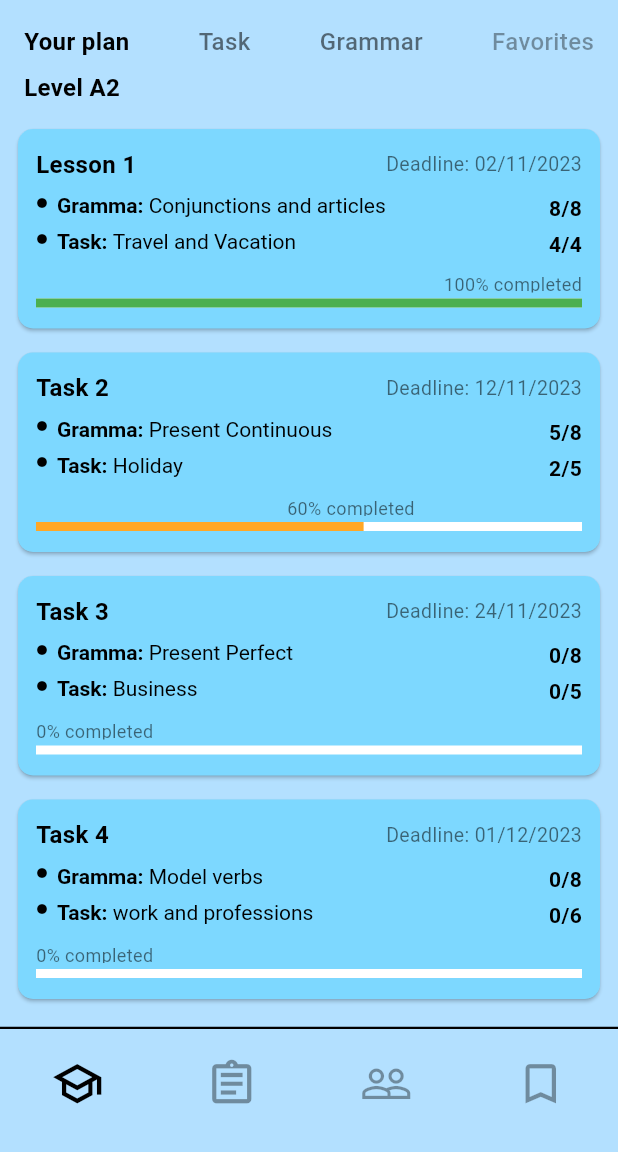
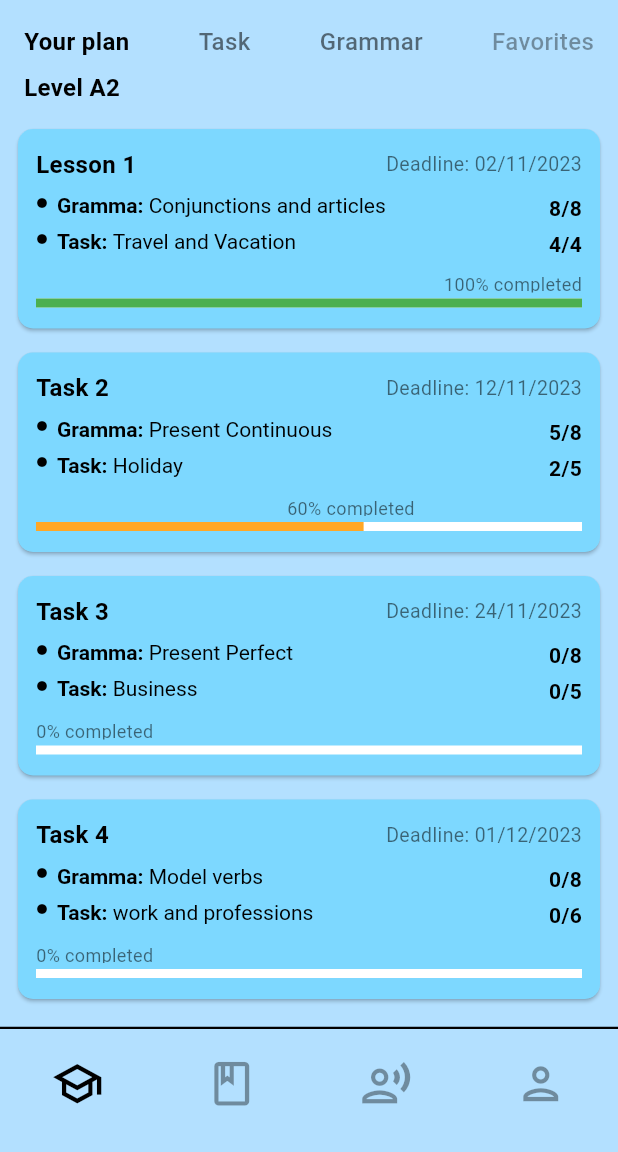
Before and after one commit to Bin-Sophanny/Lab-6.1, a Flutter app: the HomeScreen screen opened directly, on a phone screen of 412 x 824 dp, the part 84-1236 px from its top. Run offline on Flutter 3.47's test engine with Material 3 defaults, Android fonts, the phone set to English and light mode, and no system bars.

Commit message:
add new function

```diff
--- a/lib/components/bottom_navigation.dart
+++ b/lib/components/bottom_navigation.dart
@@ -42,21 +42,21 @@ class CustomBottomNavigationBar extends StatelessWidget {
           BottomNavigationBarItem(
             icon: Padding(
               padding: EdgeInsets.only(top: 12.0),
-              child: Icon(Icons.assignment_outlined),
+              child: Icon(Icons.book_outlined),
             ),
             label: '',
           ),
           BottomNavigationBarItem(
             icon: Padding(
               padding: EdgeInsets.only(top: 12.0),
-              child: Icon(Icons.people_outline),
+              child: Icon(Icons.record_voice_over_outlined),
             ),
             label: '',
           ),
           BottomNavigationBarItem(
             icon: Padding(
               padding: EdgeInsets.only(top: 12.0),
-              child: Icon(Icons.bookmark_border),
+              child: Icon(Icons.person_outlined),
             ),
             label: '',
           ),
--- a/lib/screens/homescreen.dart
+++ b/lib/screens/homescreen.dart
@@ -1,12 +1,47 @@
 import 'package:flutter/material.dart';
-import '../widgets/lesson_card.dart';
 import '../components/search_bar.dart';
-import '../components/tab_bar.dart';
 import '../components/bottom_navigation.dart';
 import '../constants/app_constants.dart';
+import 'your_plan_screen.dart';
+import 'task_screen.dart';
+import 'grammar_screen.dart';
+import 'favorites_screen.dart';
 
-class HomeScreen extends StatelessWidget {
+class HomeScreen extends StatefulWidget {
   const HomeScreen({super.key});
+
+  @override
+  State<HomeScreen> createState() => _HomeScreenState();
+}
+
+class _HomeScreenState extends State<HomeScreen> with SingleTickerProviderStateMixin {
+  late TabController _tabController;
+  int _selectedTabIndex = 0;
+
+  final List<String> _tabs = ['Your plan', 'Task', 'Grammar', 'Favorites'];
+  final List<Widget> _screens = [
+    const YourPlanScreen(),
+    const TaskScreen(),
+    const GrammarScreen(),
+    const FavoritesScreen(),
+  ];
+
+  @override
+  void initState() {
+    super.initState();
+    _tabController = TabController(length: _tabs.length, vsync: this);
+    _tabController.addListener(() {
+      setState(() {
+        _selectedTabIndex = _tabController.index;
+      });
+    });
+  }
+
+  @override
+  void dispose() {
+    _tabController.dispose();
+    super.dispose();
+  }
 
   @override
   Widget build(BuildContext context) {
@@ -17,66 +52,41 @@ class HomeScreen extends StatelessWidget {
           crossAxisAlignment: CrossAxisAlignment.start,
           children: [
             const CustomSearchBar(),
-            const CustomTabBar(
-              tabs: ['Your plan', 'Task', 'Grammar', 'Favorites'],
-              selectedIndex: 0,
+            // Custom Tab Bar
+            Padding(
+              padding: const EdgeInsets.symmetric(horizontal: AppSizes.defaultPadding),
+              child: Row(
+                mainAxisAlignment: MainAxisAlignment.spaceBetween,
+                children: _tabs.asMap().entries.map((entry) {
+                  int index = entry.key;
+                  String tab = entry.value;
+                  bool isSelected = index == _selectedTabIndex;
+
+                  return GestureDetector(
+                    onTap: () {
+                      _tabController.animateTo(index);
+                    },
+                    child: Text(
+                      tab,
+                      style: TextStyle(
+                        fontWeight: isSelected ? FontWeight.bold : FontWeight.w500,
+                        fontSize: 16,
+                        color: isSelected
+                            ? AppColors.textPrimary
+                            : index == _tabs.length - 1
+                                ? AppColors.textTertiary
+                                : AppColors.textSecondary,
+                      ),
+                    ),
+                  );
+                }).toList(),
+              ),
             ),
-            const Padding(
-              padding: EdgeInsets.symmetric(
-                horizontal: AppSizes.defaultPadding,
-                vertical: AppSizes.smallPadding
-              ),
-              child: Text('Level A2', style: AppTextStyles.boldTitle),
-            ),
+            // Tab Content
             Expanded(
-              child: ListView(
-                padding: const EdgeInsets.symmetric(horizontal: AppSizes.cardPadding),
-                children: const [
-                  LessonCard(
-                    title: 'Lesson 1',
-                    deadline: '02/11/2023',
-                    grammar: 'Conjunctions and articles',
-                    grammarProgress: '8/8',
-                    task: 'Travel and Vacation',
-                    taskProgress: '4/4',
-                    percent: 1.0,
-                    percentText: '100% completed',
-                    percentColor: AppColors.progressGreen,
-                  ),
-                  LessonCard(
-                    title: 'Task 2',
-                    deadline: '12/11/2023',
-                    grammar: 'Present Continuous',
-                    grammarProgress: '5/8',
-                    task: 'Holiday',
-                    taskProgress: '2/5',
-                    percent: 0.6,
-                    percentText: '60% completed',
-                    percentColor: AppColors.progressYellow,
-                  ),
-                  LessonCard(
-                    title: 'Task 3',
-                    deadline: '24/11/2023',
-                    grammar: 'Present Perfect',
-                    grammarProgress: '0/8',
-                    task: 'Business',
-                    taskProgress: '0/5',
-                    percent: 0.0,
-                    percentText: '0% completed',
-                    percentColor: AppColors.progressRed,
-                  ),
-                  LessonCard(
-                    title: 'Task 4',
-                    deadline: '01/12/2023',
-                    grammar: 'Model verbs',
-                    grammarProgress: '0/8',
-                    task: 'work and professions',
-                    taskProgress: '0/6',
-                    percent: 0.0,
-                    percentText: '0% completed',
-                    percentColor: AppColors.progressRed,
-                  ),
-                ],
+              child: TabBarView(
+                controller: _tabController,
+                children: _screens,
               ),
             ),
           ],
--- /dev/null
+++ b/lib/screens/your_plan_screen.dart
@@ -0,0 +1,74 @@
+import 'package:flutter/material.dart';
+import '../widgets/lesson_card.dart';
+import '../constants/app_constants.dart';
+
+class YourPlanScreen extends StatelessWidget {
+  const YourPlanScreen({Key? key}) : super(key: key);
+
+  @override
+  Widget build(BuildContext context) {
+    return Column(
+      crossAxisAlignment: CrossAxisAlignment.start,
+      children: [
+        const Padding(
+          padding: EdgeInsets.symmetric(
+            horizontal: AppSizes.defaultPadding,
+            vertical: AppSizes.smallPadding
+          ),
+          child: Text('Level A2', style: AppTextStyles.boldTitle),
+        ),
+        Expanded(
+          child: ListView(
+            padding: const EdgeInsets.symmetric(horizontal: AppSizes.cardPadding),
+            children: [
+              LessonCard(
+                title: 'Lesson 1',
+                deadline: '02/11/2023',
+                grammar: 'Conjunctions and articles',
+                grammarProgress: '8/8',
+                task: 'Travel and Vacation',
+                taskProgress: '4/4',
+                percent: 1.0,
+                percentText: '100% completed',
+                percentColor: AppColors.progressGreen,
+              ),
+              LessonCard(
+                title: 'Task 2',
+                deadline: '12/11/2023',
+                grammar: 'Present Continuous',
+                grammarProgress: '5/8',
+                task: 'Holiday',
+                taskProgress: '2/5',
+                percent: 0.6,
+                percentText: '60% completed',
+                percentColor: AppColors.progressYellow,
+              ),
+              LessonCard(
+                title: 'Task 3',
+                deadline: '24/11/2023',
+                grammar: 'Present Perfect',
+                grammarProgress: '0/8',
+                task: 'Business',
+                taskProgress: '0/5',
+                percent: 0.0,
+                percentText: '0% completed',
+                percentColor: AppColors.progressRed,
+              ),
+              LessonCard(
+                title: 'Task 4',
+                deadline: '01/12/2023',
+                grammar: 'Model verbs',
+                grammarProgress: '0/8',
+                task: 'work and professions',
+                taskProgress: '0/6',
+                percent: 0.0,
+                percentText: '0% completed',
+                percentColor: AppColors.progressRed,
+              ),
+            ],
+          ),
+        ),
+      ],
+    );
+  }
+}
```
Also changed, not shown: lib/screens/favorites_screen.dart (added, +76 -0 lines), lib/screens/grammar_screen.dart (added, +58 -0 lines), lib/screens/task_screen.dart (added, +194 -0 lines).
